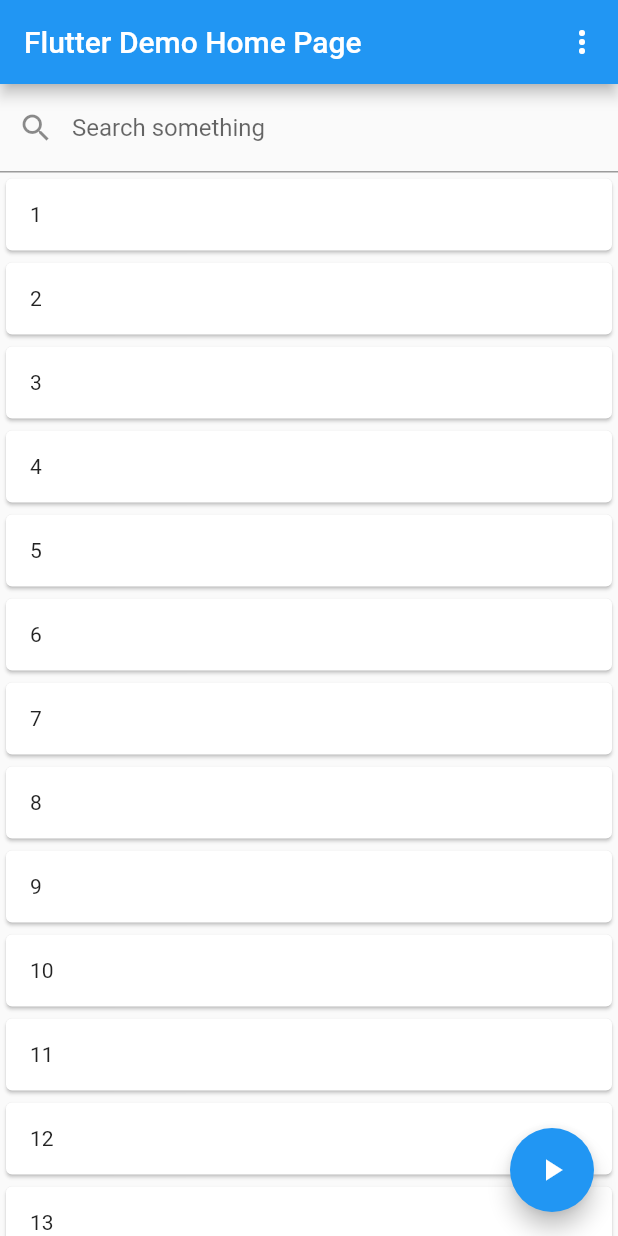
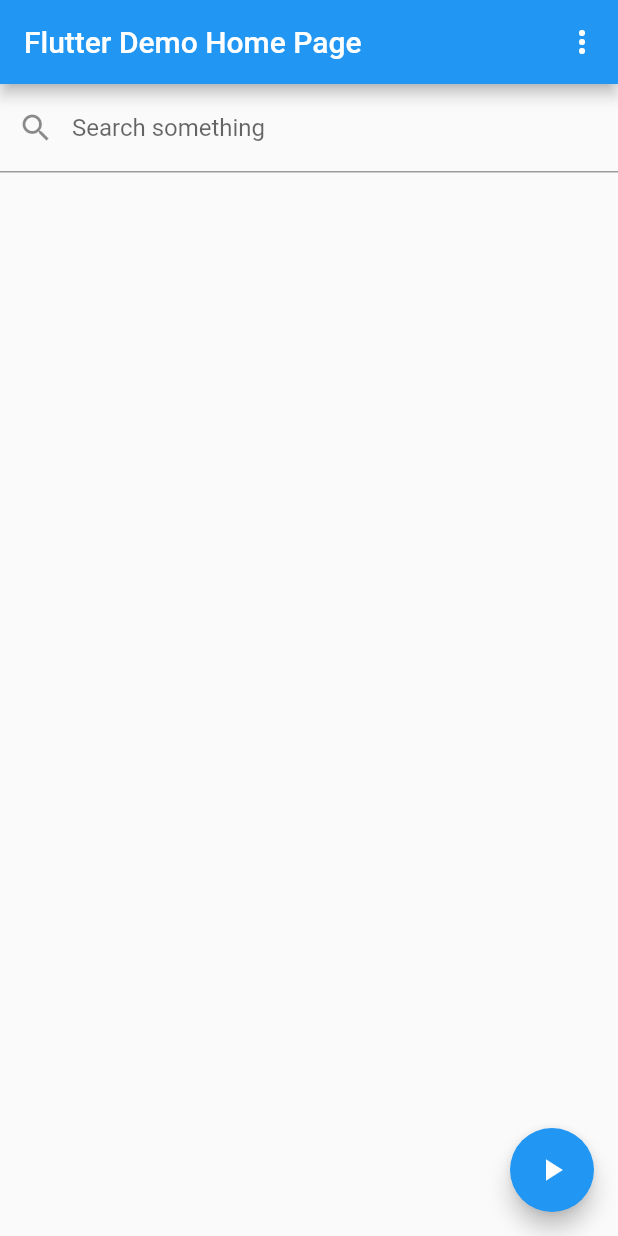
Before and after one commit to alice-0-kim/flutter-app, a Flutter app: the screen it shows after launch, swiped to page 2, on a phone screen of 412 x 824 dp. Run offline on Flutter 3.47's test engine with Material 2 defaults, Android fonts, the phone set to English and light mode, and no system bars; our stand-ins replace flutter_tags.

Commit message:
Displaying active items based on even/odd tags works

```diff
--- a/lib/main.dart
+++ b/lib/main.dart
@@ -80,9 +80,23 @@ class Item extends Comparable {
   int id;
   String title;
   bool active;
+  List<String> tags = [];
+
   Item(this.title) {
     this.id = _id++;
     this.active = true;
+  }
+
+  void addTag(String tag) {
+    tags.add(tag);
+  }
+
+  bool containsTag(String tag) {
+    return tags.contains(tag);
+  }
+
+  bool isActive(List<Tag> activeTags) {
+    return activeTags.any((tag) => tags.contains(tag.title));
   }
 
   @override
@@ -91,16 +105,13 @@ class Item extends Comparable {
   }
 }
 class _MyHomePageState extends State<MyHomePage> {
-  List<Constant> choices = [Constant.Logout, Constant.Settings, Constant.Sound];
-  List<Item>     items   = [];
-  List<Tag>      tags    = [];
+  List<Constant> choices     = [Constant.Logout, Constant.Settings, Constant.Sound];
+  List<Item>     items       = [];
+  List<Item>     activeItems = [];
+  List<Tag>      tags        = [];
 
   TextEditingController controller = TextEditingController();
   String filter;
-//  double _width = 50;
-  double _height = 0;
-  Color _color = Colors.green;
-//  BorderRadiusGeometry _borderRadius = BorderRadius.circular(8);
 
   InkWell _inkWell(int index)
   {
@@ -109,12 +120,12 @@ class _MyHomePageState extends State<MyHomePage> {
 
   Card _card(int index)
   {
-    return Card(child: Padding(padding: const EdgeInsets.all(16.0), child: Text(items[index].title)));
+    return Card(child: Padding(padding: const EdgeInsets.all(16.0), child: Text(activeItems[index].title)));
   }
 
   bool _contains(int index)
   {
-    return filter == null || filter == "" || items[index].title.toLowerCase().contains(filter.toLowerCase());
+    return filter == null || filter == "" || activeItems[index].title.toLowerCase().contains(filter.toLowerCase());
   }
 
   List<PopupMenuEntry> _popupMenuBuilder(Tag tag)
@@ -137,37 +148,48 @@ class _MyHomePageState extends State<MyHomePage> {
     ];
   }
 
-  void _getActiveTags()
-  {
+  void _printActiveTags() {
     tags.where((tag) => tag.active).forEach((tag) => print(tag.title));
   }
 
-  void _getDisableTags()
+  void _printDisableTags()
   {
     tags.where((tag) => !tag.active).forEach((tag) => print(tag.title));
+  }
+
+  List<Tag> _getActiveTags()
+  {
+    return tags.where((tag) => tag.active).toList();
+  }
+
+  List<Tag> _getDisableTags()
+  {
+    return tags.where((tag) => !tag.active).toList();
   }
 
   void choiceAction(Constant choice) {
     print(choice.toString().substring(9));
   }
 
+  void updateActiveItems() {
+    activeItems = items.where((item) => item.isActive(_getActiveTags())).toList();
+    activeItems.sort();
+    setState(() { });
+  }
+
   @override
   initState() {
     super.initState();
-    for (int i = 1; i <= 20; i++) items.add(Item(i.toString()));
-//    items.add(Item("Apple"));
-//    items.add(Item("Bananas"));
-//    items.add(Item("Milk"));
-//    items.add(Item("Water"));
-    items.forEach((item) =>
-        tags.add(
-            Tag(
-              id: item.id,
-              title: item.title,
-              active: item.active,
-            )
-        )
-    );
+
+    for (int i = 1; i <= 20; i++) {
+      Item item = Item(i.toString());
+      item.addTag(i % 2 == 0 ? "even" : "odd");
+      items.add(item);
+    }
+
+    tags.add(Tag(id: 0, title: "even", active: false));
+    tags.add(Tag(id: 1, title: "odd",  active: false));
+
     controller.addListener(() {
       setState(() {
         filter = controller.text;
@@ -203,23 +225,10 @@ class _MyHomePageState extends State<MyHomePage> {
       body: Container(
         child: Center(
           child: PageView(
-//            mainAxisSize: MainAxisSize.max,
-//            mainAxisAlignment: MainAxisAlignment.center,
             children: <Widget>[
-//              Flexible(
               Container(
-                child: AnimatedContainer(
-                  width: MediaQuery.of(context).size.width,
-                  height: _height,
-                  decoration: BoxDecoration(
-                    color: _color,
-//                  borderRadius: _borderRadius,
-                  ),
-                  // Define how long the animation should take.
-                  duration: Duration(seconds: 1),
-                  // Provide an optional curve to make the animation feel smoother.
-                  curve: Curves.fastOutSlowIn,
                 child: SelectableTags(
+                  activeColor: Colors.blueAccent,
                   tags: tags,
                   columns: 3, // default 4
                   symmetry: true, // default false
@@ -235,21 +244,9 @@ class _MyHomePageState extends State<MyHomePage> {
                         });
                     }
                   },
-                    onPressed: (tag) {
-                      if (!tag.active) {
-                        items.removeWhere((item) => item.title == tag.title);
-                      } else {
-                        items.add(Item(tag.title));
-                      }
-                      print(tag);
-                      items.sort();
-                      print(items.length);
-                      setState(() { });
-                    },
+                  onPressed: (tag) { updateActiveItems(); },
                 ),
               ),
-              ),
-//              Flexible(
               ListView(
                   children: <Widget>[
                     TextField(
@@ -260,14 +257,14 @@ class _MyHomePageState extends State<MyHomePage> {
                       controller: controller,
                     ),
                     ListView.builder(
-                        itemCount: items.length,
+                        itemCount: activeItems.length,
                         itemBuilder: (BuildContext context, int index) {
                           return _contains(index) ? _inkWell(index) : Container();
                         },
                         physics: BouncingScrollPhysics(),
                         padding: EdgeInsets.all(0.0),
                         shrinkWrap: true
-                    ),
+                    )
                   ]
               ),
             ],
@@ -278,16 +275,7 @@ class _MyHomePageState extends State<MyHomePage> {
         child: Icon(Icons.play_arrow),
         onPressed: () {
           setState(() {
-            final random = Random();
-//            _width = random.nextInt(300).toDouble();
-            _height = _height == 0 ? MediaQuery.of(context).size.height : 0;
-            _color = Color.fromRGBO(
-              random.nextInt(256),
-              random.nextInt(256),
-              random.nextInt(256),
-              1,
-            );
-//             _borderRadius = BorderRadius.circular(random.nextInt(100).toDouble());
+            // TODO: implement onPressed behavior
           });
         },
       ),
```
Lines whose indentation alone changed are shown as unchanged.
